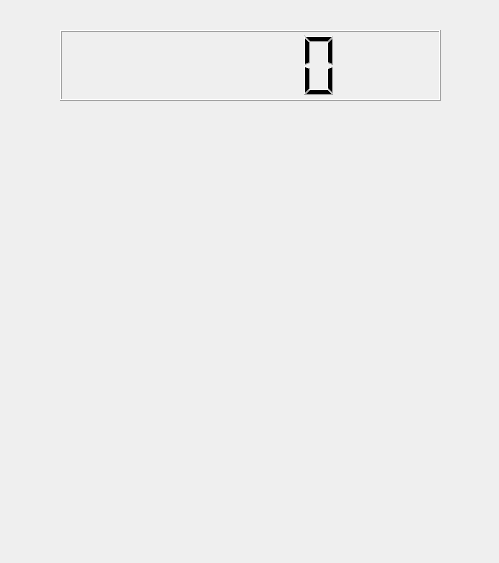
Qt form QtLecture/Buttons.ui (FedoseevAlex/Python_EPAM) before a commit.
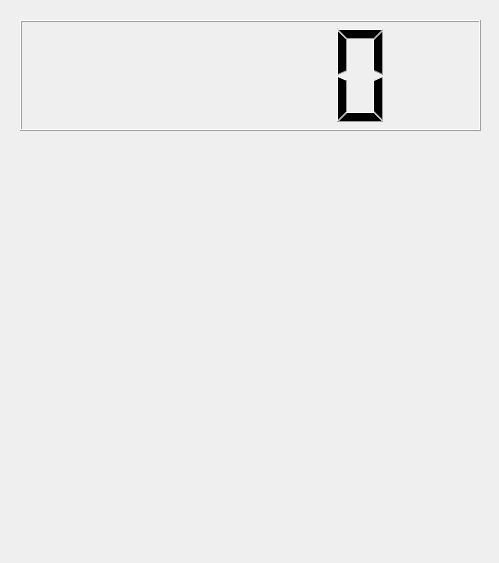
The same form after that commit.

Patch:
```diff
--- a/QtLecture/Buttons.ui
+++ b/QtLecture/Buttons.ui
@@ -26,10 +26,10 @@
   <widget class="QLCDNumber" name="lcdNumber">
    <property name="geometry">
     <rect>
-     <x>60</x>
-     <y>30</y>
-     <width>381</width>
-     <height>71</height>
+     <x>20</x>
+     <y>20</y>
+     <width>461</width>
+     <height>111</height>
     </rect>
    </property>
   </widget>
@@ -37,9 +37,9 @@
    <property name="geometry">
     <rect>
      <x>20</x>
-     <y>120</y>
-     <width>160</width>
-     <height>80</height>
+     <y>150</y>
+     <width>261</width>
+     <height>391</height>
     </rect>
    </property>
    <layout class="QGridLayout" name="gridLayout"/>
@@ -47,10 +47,10 @@
   <widget class="QWidget" name="gridLayoutWidget_2">
    <property name="geometry">
     <rect>
-     <x>220</x>
-     <y>310</y>
-     <width>261</width>
-     <height>241</height>
+     <x>300</x>
+     <y>150</y>
+     <width>181</width>
+     <height>281</height>
     </rect>
    </property>
    <layout class="QGridLayout" name="operations"/>
```
